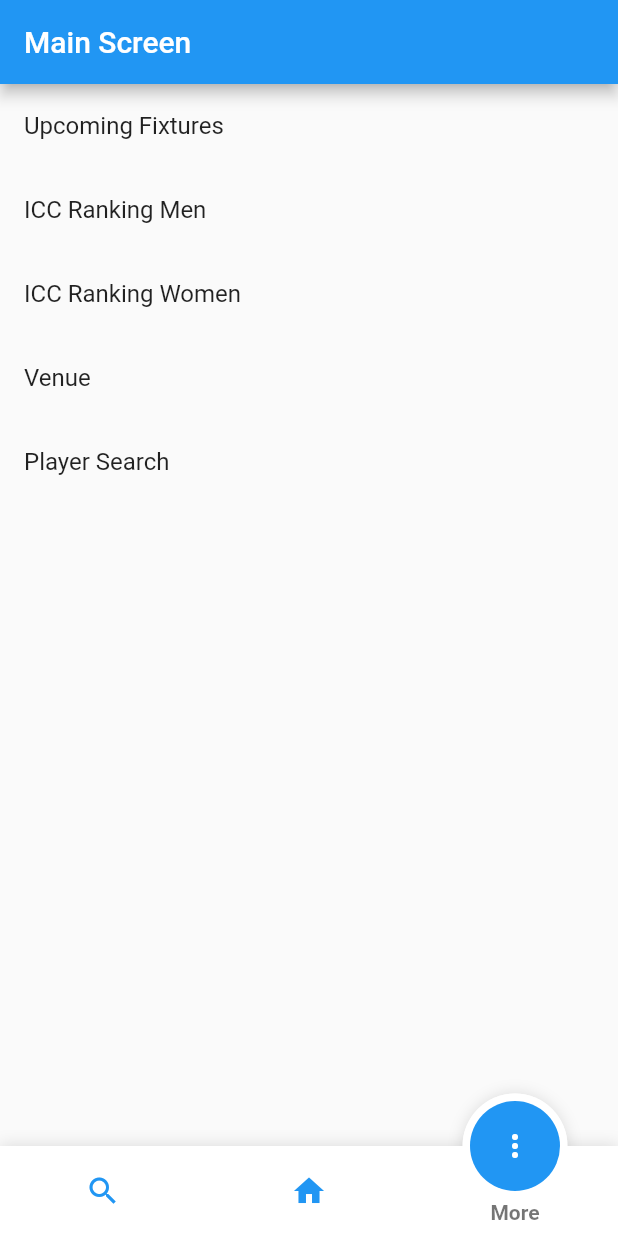
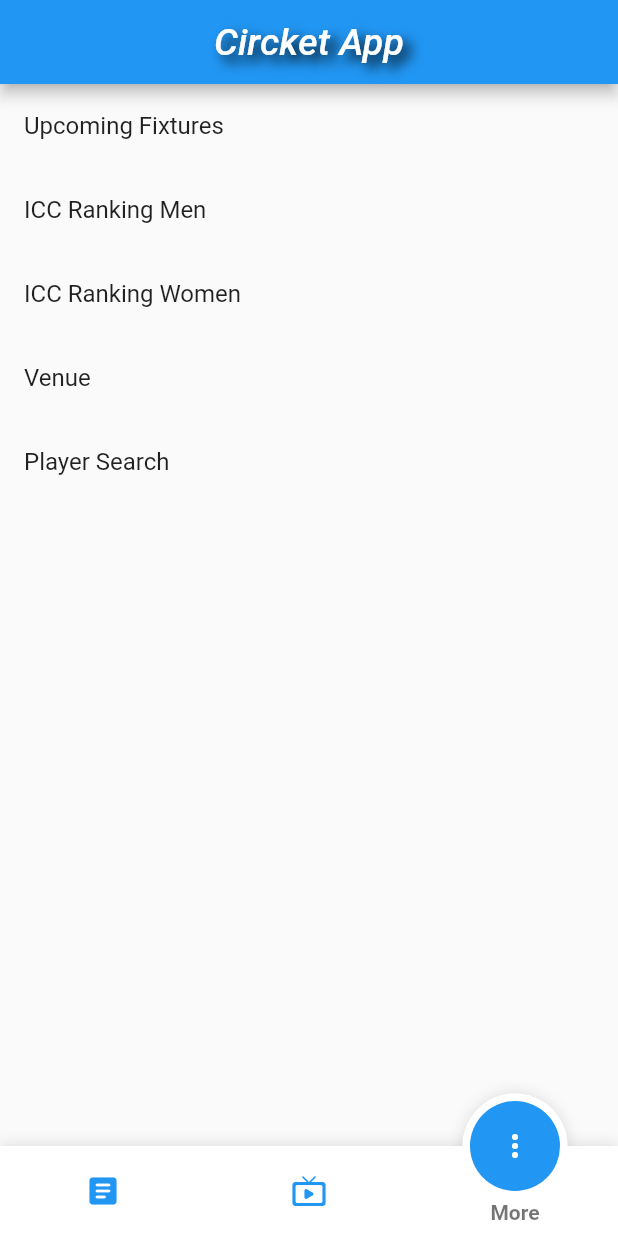
Before and after one commit to bhutianimukul/Cricket, a Flutter app: the screen it shows after launch, item 3 of the bottom bar chosen, on a phone screen of 412 x 824 dp. Run offline on Flutter 3.47's test engine with Material 2 defaults, Android fonts, the phone set to English and light mode, and no system bars; drawn by our look-alikes of fancy_bottom_navigation; our stand-ins replace liquid_swipe, modal_progress_hud_nsn, swipe_to, tcard; network calls fail; key blocks and very long unbroken strings in the code were emptied for the run.

Commit message:
improved custom tile and added main screen icon

```diff
--- a/cricket/lib/screens/main_screen.dart
+++ b/cricket/lib/screens/main_screen.dart
@@ -29,7 +29,23 @@
   Widget build(BuildContext context) {
     return Scaffold(
       appBar: AppBar(
-        title: Text("Main Screen"),
+        title: Center(
+          child: Text(
+            "Circket App",
+            style: TextStyle(
+              fontSize: 25,
+              // fontWeight: FontWeight.w600,
+              fontStyle: FontStyle.italic,
+              shadows: [
+                Shadow(
+                  blurRadius: 10.0,
+                  color: Colors.black,
+                  offset: Offset(5.0, 5.0),
+                ),
+              ],
+            ),
+          ),
+        ),
       ),
       body: screens[currentIndex], //screens[currentIndex],
       bottomNavigationBar: FancyBottomNavigation(
@@ -37,12 +53,12 @@
         // activeIconColor: Colors.greenAccent,
         tabs: [
           TabData(
-            iconData: Icons.search,
+            iconData: Icons.article_rounded,
             title: "News",
           ),
           TabData(
             title: "Live",
-            iconData: Icons.home,
+            iconData: Icons.live_tv_rounded,
           ),
           TabData(
             iconData: Icons.more_vert_rounded,
```
Also changed, not shown: cricket/lib/screens/live_score_screen.dart (+48 -8 lines), cricket/lib/widget/custom_list_tile.dart (+45 -42 lines).
